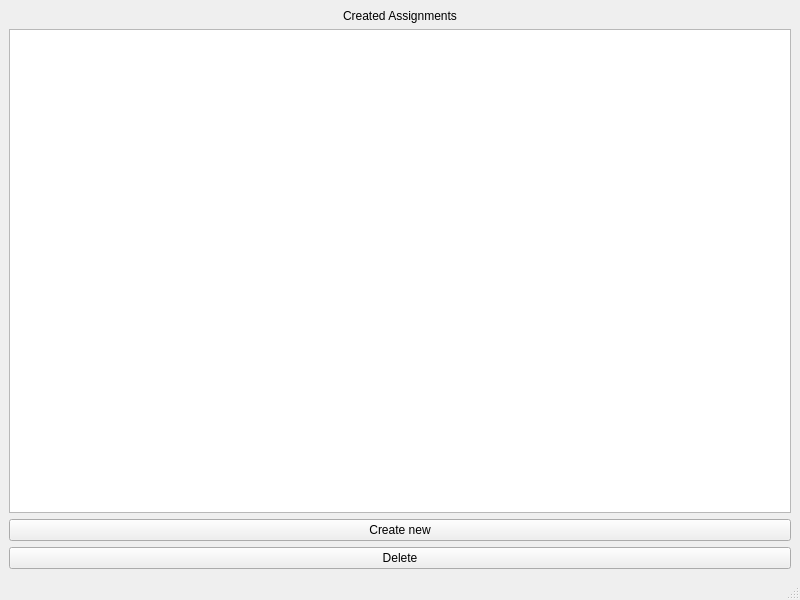
First picture: the form in Client/Client/createdassignmentswindow.ui, repository Oleksii-Adamov/OOP-4sem-project, before the edit.
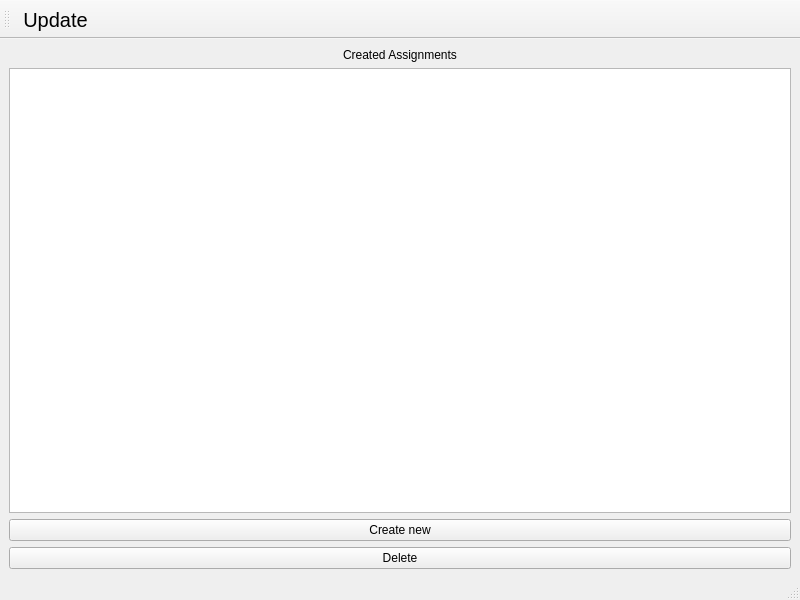
Second picture: the form after the edit.

Patch:
```diff
--- a/Client/Client/createdassignmentswindow.ui
+++ b/Client/Client/createdassignmentswindow.ui
@@ -64,6 +64,28 @@
    </property>
   </widget>
   <widget class="QStatusBar" name="statusbar"/>
+  <widget class="QToolBar" name="toolBar">
+   <property name="windowTitle">
+    <string>toolBar</string>
+   </property>
+   <attribute name="toolBarArea">
+    <enum>TopToolBarArea</enum>
+   </attribute>
+   <attribute name="toolBarBreak">
+    <bool>false</bool>
+   </attribute>
+   <addaction name="actionUpdate"/>
+  </widget>
+  <action name="actionUpdate">
+   <property name="text">
+    <string>Update</string>
+   </property>
+   <property name="font">
+    <font>
+     <pointsize>15</pointsize>
+    </font>
+   </property>
+  </action>
  </widget>
  <resources/>
  <connections/>
```
